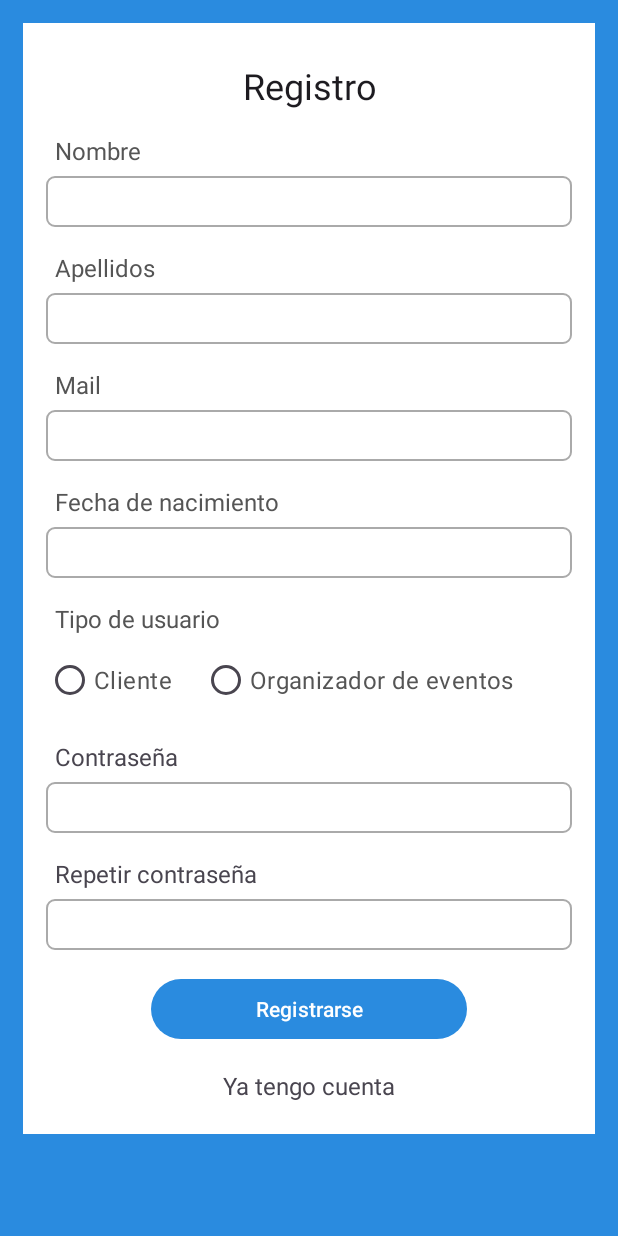
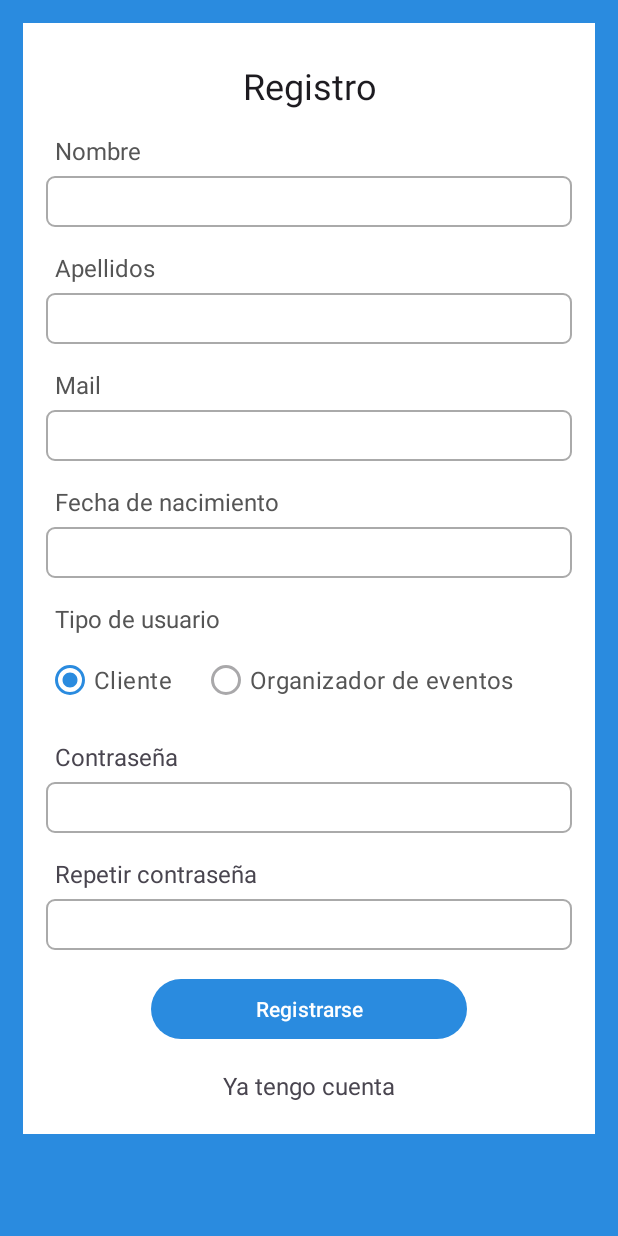
Before and after one commit to pablohg2023/TFG-Eventhub, an Android app: the RegisterActivity screen opened directly, with no data from a screen before it, on a phone screen of 412 x 824 dp. Run offline under Robolectric (Android 15) with nearby library versions, the phone set to English and light mode, and no system bars; our stand-ins replace Firebase (no records; nobody signed in at launch, a user with empty details on screens opened directly).

Commit message:
Organizador Añadir

```diff
--- a/app/src/main/java/com/example/eventhubtfg/RegisterActivity.java
+++ b/app/src/main/java/com/example/eventhubtfg/RegisterActivity.java
@@ -75,7 +75,6 @@
 
         // Radiobutton
         radioGroupRol = findViewById(R.id.rdbtnRol);
-        radioGroupRol.clearCheck();
 
         tengoCuenta.setOnClickListener(new View.OnClickListener() {
             @Override
--- a/app/src/main/res/layout/activity_create_event.xml
+++ b/app/src/main/res/layout/activity_create_event.xml
@@ -81,9 +81,7 @@
             android:layout_height="wrap_content"
             android:hint="Hora del Evento"
             android:layout_marginTop="16dp"
-            android:inputType="time"
-            android:focusable="false"
-            android:clickable="true" />
+            android:inputType="time"/>
 
         <!-- Campo de entrada para el precio del evento -->
         <EditText
--- a/app/src/main/res/layout/activity_register.xml
+++ b/app/src/main/res/layout/activity_register.xml
@@ -132,7 +132,8 @@
                 android:id="@+id/cliente"
                 android:text="Cliente"
                 android:textSize="16sp"
-                android:textColor="@color/register_txtView"/>
+                android:textColor="@color/register_txtView"
+                android:checked="true"/>
 
             <RadioButton
                 android:id="@+id/organizador"
@@ -141,7 +142,8 @@
                 android:layout_marginLeft="20dp"
                 android:text="Organizador de eventos"
                 android:textColor="@color/register_txtView"
-                android:textSize="16sp" />
+                android:textSize="16sp"
+                android:enabled="false"/>
         </RadioGroup>
 
         <TextView
```
Also changed, not shown: app/src/main/java/com/example/eventhubtfg/CardEventAdapterOrg.java (+15 -4 lines), app/src/main/java/com/example/eventhubtfg/EditProfile.java (+10 -0 lines), app/src/main/java/com/example/eventhubtfg/ui/home/HomeOrgFragment.java (+8 -4 lines), app/src/main/java/com/example/eventhubtfg/ui/home/HomeOrgViewModel.java (+40 -0 lines), app/src/main/res/layout/activity_card_event_adapter_org.xml (+8 -0 lines), app/src/main/res/drawable/ic_basura.png (added).
